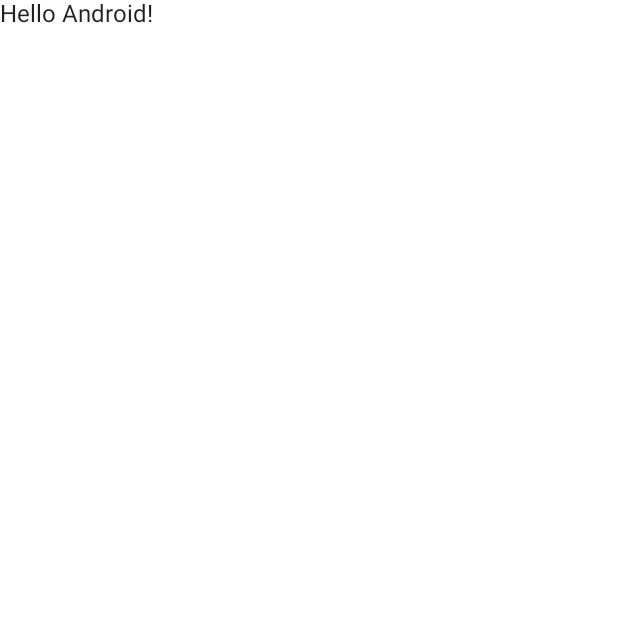
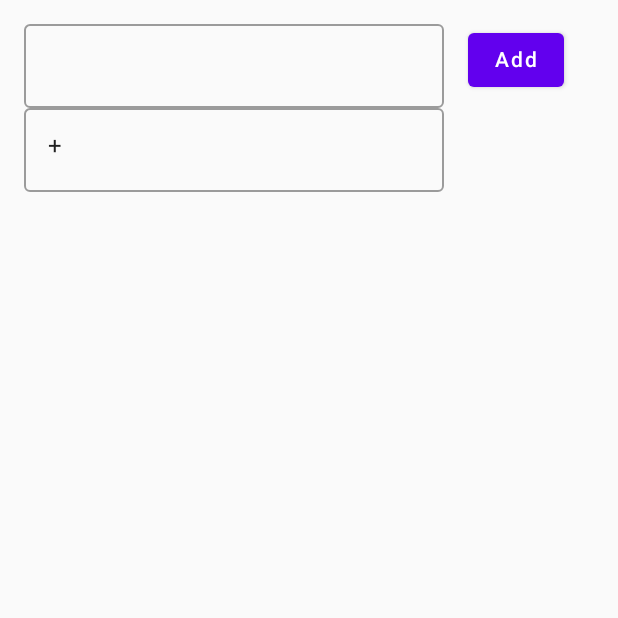
Before and after one commit to pavelfire/Dolganov_Lesson1, an Android app built with Jetpack Compose: the screen it shows after launch (MainActivity), on a phone screen of 412 x 824 dp, the top half of it. Before the commit the part shown is almost empty. Run offline under Robolectric (Android 15) with nearby library versions, the phone set to English and light mode, and no system bars.

Commit message:
PersonScreen added

```diff
--- a/app/src/main/java/com/vk/directop/phonebookone/MainActivity.kt
+++ b/app/src/main/java/com/vk/directop/phonebookone/MainActivity.kt
@@ -17,27 +17,8 @@ class MainActivity : ComponentActivity() {
         super.onCreate(savedInstanceState)
         setContent {
             PhoneBookOneTheme {
-                // A surface container using the 'background' color from the theme
-                Surface(
-                    modifier = Modifier.fillMaxSize(),
-                    color = MaterialTheme.colors.background
-                ) {
-                    Greeting("Android")
-                }
+                PersonScreen()
             }
         }
     }
 }
-
-@Composable
-fun Greeting(name: String) {
-    Text(text = "Hello $name!")
-}
-
-@Preview(showBackground = true)
-@Composable
-fun DefaultPreview() {
-    PhoneBookOneTheme {
-        Greeting("Android")
-    }
-}
--- /dev/null
+++ b/app/src/main/java/com/vk/directop/phonebookone/PersonScreen.kt
@@ -0,0 +1,101 @@
+package com.vk.directop.phonebookone
+
+import androidx.compose.foundation.clickable
+import androidx.compose.foundation.layout.*
+import androidx.compose.foundation.lazy.LazyColumn
+import androidx.compose.foundation.lazy.items
+import androidx.compose.material.Button
+import androidx.compose.material.Divider
+import androidx.compose.material.OutlinedTextField
+import androidx.compose.material.Text
+import androidx.compose.runtime.*
+import androidx.compose.ui.Modifier
+import androidx.compose.ui.unit.dp
+
+@Composable
+fun PersonScreen() {
+
+    var name by remember {
+        mutableStateOf("")
+    }
+
+    var phone by remember {
+        mutableStateOf("+")
+    }
+
+    var persons by remember {
+        mutableStateOf(listOf<Person>())
+    }
+    Column(
+        modifier = Modifier
+            .fillMaxSize()
+            .padding(16.dp)
+    ) {
+        Row(
+            modifier = Modifier.fillMaxWidth()
+        ) {
+            Column() {
+                OutlinedTextField(
+                    value = name,
+                    onValueChange = { text ->
+                        name = text
+                    },
+                    //modifier = Modifier.weight(1f)
+                )
+                OutlinedTextField(
+                    value = phone.toString(),
+                    onValueChange = { value ->
+                        value.drop(1).toIntOrNull()?.let {
+                            phone = "+$it"
+                        }
+                    },
+                    //modifier = Modifier.weight(1f)
+                )
+            }
+
+            Spacer(modifier = Modifier.width(16.dp))
+            Button(
+                onClick = {
+                    if (name.isNotBlank() && phone.drop(1).isNotBlank()) {
+                        persons = persons + Person(name, phone)
+                        name = ""
+                        phone = "+"
+                    }
+                }) {
+                Text(text = "Add")
+            }
+        }
+        PersonList(names = persons)
+    }
+}
+
+
+@Composable
+fun PersonList(
+    names: List<Person>,
+    modifier: Modifier = Modifier
+) {
+    LazyColumn(modifier) {
+        items(names) { currentName ->
+            Text(
+                text = currentName.name,
+                modifier = Modifier
+                    .fillMaxWidth()
+                    .padding(8.dp)
+                    .clickable {
+
+                    }
+            )
+            Text(
+                text = currentName.phone,
+                modifier = Modifier
+                    .fillMaxWidth()
+                    .padding(8.dp)
+                    .clickable {
+
+                    }
+            )
+            Divider()
+        }
+    }
+}
```
